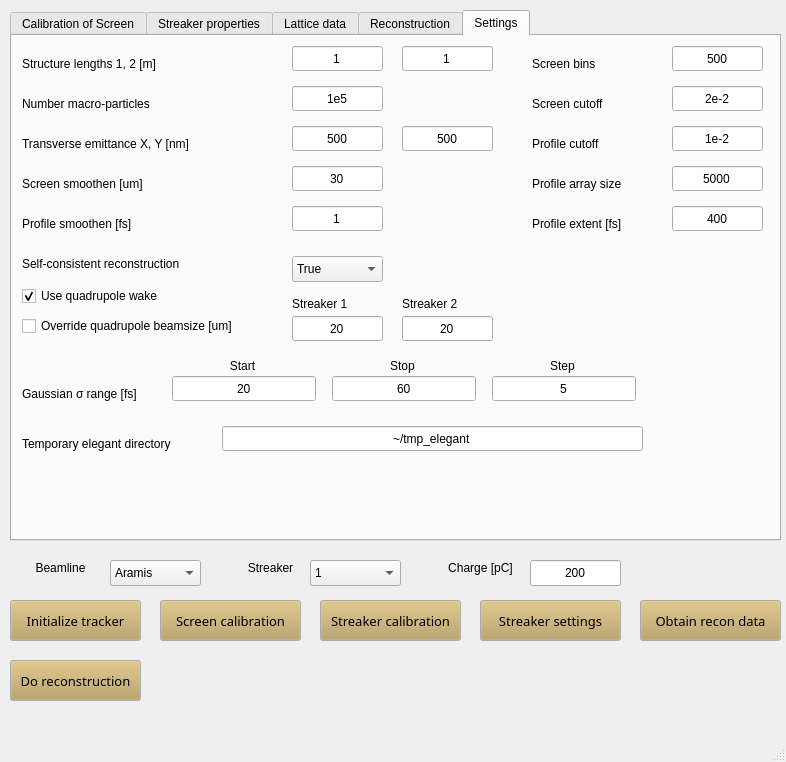
This is GUI.ui in pdijksta/WakefieldAnalysis as Qt 5 draws it before an edit. The edited form follows.
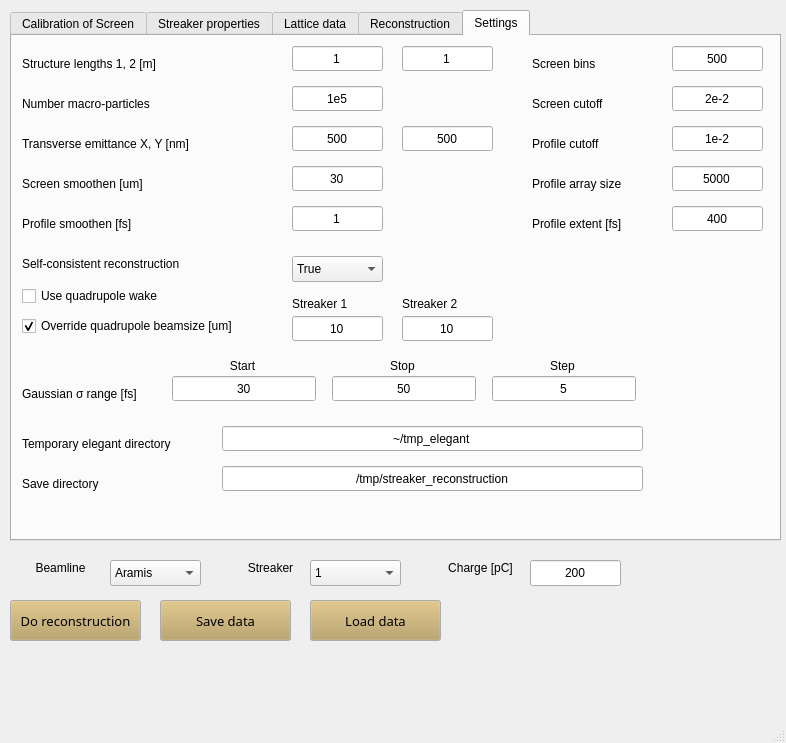
This is the edited form.

```diff
--- a/GUI.ui
+++ b/GUI.ui
@@ -7,7 +7,7 @@
     <x>0</x>
     <y>0</y>
     <width>786</width>
-    <height>762</height>
+    <height>743</height>
    </rect>
   </property>
   <property name="windowTitle">
@@ -708,6 +708,78 @@
        <bool>false</bool>
       </property>
      </widget>
+     <widget class="QLabel" name="label_40">
+      <property name="geometry">
+       <rect>
+        <x>230</x>
+        <y>110</y>
+        <width>71</width>
+        <height>16</height>
+       </rect>
+      </property>
+      <property name="text">
+       <string>Key</string>
+      </property>
+      <property name="alignment">
+       <set>Qt::AlignCenter</set>
+      </property>
+     </widget>
+     <widget class="QPushButton" name="ObtainReconstructionData">
+      <property name="geometry">
+       <rect>
+        <x>20</x>
+        <y>240</y>
+        <width>141</width>
+        <height>41</height>
+       </rect>
+      </property>
+      <property name="palette">
+       <palette>
+        <active>
+         <colorrole role="Button">
+          <brush brushstyle="SolidPattern">
+           <color alpha="255">
+            <red>183</red>
+            <green>157</green>
+            <blue>92</blue>
+           </color>
+          </brush>
+         </colorrole>
+        </active>
+        <inactive>
+         <colorrole role="Button">
+          <brush brushstyle="SolidPattern">
+           <color alpha="255">
+            <red>183</red>
+            <green>157</green>
+            <blue>92</blue>
+           </color>
+          </brush>
+         </colorrole>
+        </inactive>
+        <disabled>
+         <colorrole role="Button">
+          <brush brushstyle="SolidPattern">
+           <color alpha="255">
+            <red>183</red>
+            <green>157</green>
+            <blue>92</blue>
+           </color>
+          </brush>
+         </colorrole>
+        </disabled>
+       </palette>
+      </property>
+      <property name="font">
+       <font>
+        <family>Sans Serif</family>
+        <pointsize>10</pointsize>
+       </font>
+      </property>
+      <property name="text">
+       <string>Obtain recon data</string>
+      </property>
+     </widget>
     </widget>
     <widget class="QWidget" name="tab_2">
      <attribute name="title">
@@ -990,7 +1062,7 @@
        <string>Use quadrupole wake</string>
       </property>
       <property name="checked">
-       <bool>true</bool>
+       <bool>false</bool>
       </property>
      </widget>
      <widget class="QLineEdit" name="QuadBeamsize1">
@@ -1003,7 +1075,7 @@
        </rect>
       </property>
       <property name="text">
-       <string>20</string>
+       <string>10</string>
       </property>
       <property name="alignment">
        <set>Qt::AlignCenter</set>
@@ -1019,7 +1091,7 @@
        </rect>
       </property>
       <property name="text">
-       <string>20</string>
+       <string>10</string>
       </property>
       <property name="alignment">
        <set>Qt::AlignCenter</set>
@@ -1038,7 +1110,7 @@
        <string>Override quadrupole beamsize [um]</string>
       </property>
       <property name="checked">
-       <bool>false</bool>
+       <bool>true</bool>
       </property>
      </widget>
      <widget class="QLabel" name="label_15">
@@ -1119,7 +1191,7 @@
        </rect>
       </property>
       <property name="text">
-       <string>20</string>
+       <string>30</string>
       </property>
       <property name="alignment">
        <set>Qt::AlignCenter</set>
@@ -1151,7 +1223,7 @@
        </rect>
       </property>
       <property name="text">
-       <string>60</string>
+       <string>50</string>
       </property>
       <property name="alignment">
        <set>Qt::AlignCenter</set>
@@ -1302,176 +1374,37 @@
        <set>Qt::AlignCenter</set>
       </property>
      </widget>
+     <widget class="QLabel" name="label_41">
+      <property name="geometry">
+       <rect>
+        <x>10</x>
+        <y>440</y>
+        <width>201</width>
+        <height>16</height>
+       </rect>
+      </property>
+      <property name="text">
+       <string>Save directory</string>
+      </property>
+     </widget>
+     <widget class="QLineEdit" name="SaveDir">
+      <property name="geometry">
+       <rect>
+        <x>210</x>
+        <y>430</y>
+        <width>421</width>
+        <height>25</height>
+       </rect>
+      </property>
+      <property name="text">
+       <string>/tmp/streaker_reconstruction</string>
+      </property>
+      <property name="alignment">
+       <set>Qt::AlignCenter</set>
+      </property>
+     </widget>
     </widget>
    </widget>
-   <widget class="QPushButton" name="InitializeTracker">
-    <property name="geometry">
-     <rect>
-      <x>10</x>
-      <y>600</y>
-      <width>131</width>
-      <height>41</height>
-     </rect>
-    </property>
-    <property name="palette">
-     <palette>
-      <active>
-       <colorrole role="Button">
-        <brush brushstyle="SolidPattern">
-         <color alpha="255">
-          <red>183</red>
-          <green>157</green>
-          <blue>92</blue>
-         </color>
-        </brush>
-       </colorrole>
-      </active>
-      <inactive>
-       <colorrole role="Button">
-        <brush brushstyle="SolidPattern">
-         <color alpha="255">
-          <red>183</red>
-          <green>157</green>
-          <blue>92</blue>
-         </color>
-        </brush>
-       </colorrole>
-      </inactive>
-      <disabled>
-       <colorrole role="Button">
-        <brush brushstyle="SolidPattern">
-         <color alpha="255">
-          <red>183</red>
-          <green>157</green>
-          <blue>92</blue>
-         </color>
-        </brush>
-       </colorrole>
-      </disabled>
-     </palette>
-    </property>
-    <property name="font">
-     <font>
-      <family>Sans Serif</family>
-      <pointsize>10</pointsize>
-     </font>
-    </property>
-    <property name="text">
-     <string>Initialize tracker</string>
-    </property>
-   </widget>
-   <widget class="QPushButton" name="CalibrateScreen">
-    <property name="geometry">
-     <rect>
-      <x>160</x>
-      <y>600</y>
-      <width>141</width>
-      <height>41</height>
-     </rect>
-    </property>
-    <property name="palette">
-     <palette>
-      <active>
-       <colorrole role="Button">
-        <brush brushstyle="SolidPattern">
-         <color alpha="255">
-          <red>183</red>
-          <green>157</green>
-          <blue>92</blue>
-         </color>
-        </brush>
-       </colorrole>
-      </active>
-      <inactive>
-       <colorrole role="Button">
-        <brush brushstyle="SolidPattern">
-         <color alpha="255">
-          <red>183</red>
-          <green>157</green>
-          <blue>92</blue>
-         </color>
-        </brush>
-       </colorrole>
-      </inactive>
-      <disabled>
-       <colorrole role="Button">
-        <brush brushstyle="SolidPattern">
-         <color alpha="255">
-          <red>183</red>
-          <green>157</green>
-          <blue>92</blue>
-         </color>
-        </brush>
-       </colorrole>
-      </disabled>
-     </palette>
-    </property>
-    <property name="font">
-     <font>
-      <family>Sans Serif</family>
-      <pointsize>10</pointsize>
-     </font>
-    </property>
-    <property name="text">
-     <string>Screen calibration</string>
-    </property>
-   </widget>
-   <widget class="QPushButton" name="CalibrateStreaker">
-    <property name="geometry">
-     <rect>
-      <x>320</x>
-      <y>600</y>
-      <width>141</width>
-      <height>41</height>
-     </rect>
-    </property>
-    <property name="palette">
-     <palette>
-      <active>
-       <colorrole role="Button">
-        <brush brushstyle="SolidPattern">
-         <color alpha="255">
-          <red>183</red>
-          <green>157</green>
-          <blue>92</blue>
-         </color>
-        </brush>
-       </colorrole>
-      </active>
-      <inactive>
-       <colorrole role="Button">
-        <brush brushstyle="SolidPattern">
-         <color alpha="255">
-          <red>183</red>
-          <green>157</green>
-          <blue>92</blue>
-         </color>
-        </brush>
-       </colorrole>
-      </inactive>
-      <disabled>
-       <colorrole role="Button">
-        <brush brushstyle="SolidPattern">
-         <color alpha="255">
-          <red>183</red>
-          <green>157</green>
-          <blue>92</blue>
-         </color>
-        </brush>
-       </colorrole>
-      </disabled>
-     </palette>
-    </property>
-    <property name="font">
-     <font>
-      <family>Sans Serif</family>
-      <pointsize>10</pointsize>
-     </font>
-    </property>
-    <property name="text">
-     <string>Streaker calibration</string>
-    </property>
-   </widget>
    <widget class="QComboBox" name="StreakerSelect">
     <property name="geometry">
      <rect>
@@ -1545,67 +1478,11 @@
      <set>Qt::AlignCenter</set>
     </property>
    </widget>
-   <widget class="QPushButton" name="ObtainReconstructionData">
-    <property name="geometry">
-     <rect>
-      <x>640</x>
-      <y>600</y>
-      <width>141</width>
-      <height>41</height>
-     </rect>
-    </property>
-    <property name="palette">
-     <palette>
-      <active>
-       <colorrole role="Button">
-        <brush brushstyle="SolidPattern">
-         <color alpha="255">
-          <red>183</red>
-          <green>157</green>
-          <blue>92</blue>
-         </color>
-        </brush>
-       </colorrole>
-      </active>
-      <inactive>
-       <colorrole role="Button">
-        <brush brushstyle="SolidPattern">
-         <color alpha="255">
-          <red>183</red>
-          <green>157</green>
-          <blue>92</blue>
-         </color>
-        </brush>
-       </colorrole>
-      </inactive>
-      <disabled>
-       <colorrole role="Button">
-        <brush brushstyle="SolidPattern">
-         <color alpha="255">
-          <red>183</red>
-          <green>157</green>
-          <blue>92</blue>
-         </color>
-        </brush>
-       </colorrole>
-      </disabled>
-     </palette>
-    </property>
-    <property name="font">
-     <font>
-      <family>Sans Serif</family>
-      <pointsize>10</pointsize>
-     </font>
-    </property>
-    <property name="text">
-     <string>Obtain recon data</string>
-    </property>
-   </widget>
    <widget class="QPushButton" name="DoReconstruction">
     <property name="geometry">
      <rect>
       <x>10</x>
-      <y>660</y>
+      <y>600</y>
       <width>131</width>
       <height>41</height>
      </rect>
@@ -1657,62 +1534,6 @@
      <string>Do reconstruction</string>
     </property>
    </widget>
-   <widget class="QPushButton" name="SetStreaker">
-    <property name="geometry">
-     <rect>
-      <x>480</x>
-      <y>600</y>
-      <width>141</width>
-      <height>41</height>
-     </rect>
-    </property>
-    <property name="palette">
-     <palette>
-      <active>
-       <colorrole role="Button">
-        <brush brushstyle="SolidPattern">
-         <color alpha="255">
-          <red>183</red>
-          <green>157</green>
-          <blue>92</blue>
-         </color>
-        </brush>
-       </colorrole>
-      </active>
-      <inactive>
-       <colorrole role="Button">
-        <brush brushstyle="SolidPattern">
-         <color alpha="255">
-          <red>183</red>
-          <green>157</green>
-          <blue>92</blue>
-         </color>
-        </brush>
-       </colorrole>
-      </inactive>
-      <disabled>
-       <colorrole role="Button">
-        <brush brushstyle="SolidPattern">
-         <color alpha="255">
-          <red>183</red>
-          <green>157</green>
-          <blue>92</blue>
-         </color>
-        </brush>
-       </colorrole>
-      </disabled>
-     </palette>
-    </property>
-    <property name="font">
-     <font>
-      <family>Sans Serif</family>
-      <pointsize>10</pointsize>
-     </font>
-    </property>
-    <property name="text">
-     <string>Streaker settings</string>
-    </property>
-   </widget>
    <widget class="QLabel" name="label_37">
     <property name="geometry">
      <rect>
@@ -1745,6 +1566,118 @@
      <set>Qt::AlignCenter</set>
     </property>
    </widget>
+   <widget class="QPushButton" name="SaveData">
+    <property name="geometry">
+     <rect>
+      <x>160</x>
+      <y>600</y>
+      <width>131</width>
+      <height>41</height>
+     </rect>
+    </property>
+    <property name="palette">
+     <palette>
+      <active>
+       <colorrole role="Button">
+        <brush brushstyle="SolidPattern">
+         <color alpha="255">
+          <red>183</red>
+          <green>157</green>
+          <blue>92</blue>
+         </color>
+        </brush>
+       </colorrole>
+      </active>
+      <inactive>
+       <colorrole role="Button">
+        <brush brushstyle="SolidPattern">
+         <color alpha="255">
+          <red>183</red>
+          <green>157</green>
+          <blue>92</blue>
+         </color>
+        </brush>
+       </colorrole>
+      </inactive>
+      <disabled>
+       <colorrole role="Button">
+        <brush brushstyle="SolidPattern">
+         <color alpha="255">
+          <red>183</red>
+          <green>157</green>
+          <blue>92</blue>
+         </color>
+        </brush>
+       </colorrole>
+      </disabled>
+     </palette>
+    </property>
+    <property name="font">
+     <font>
+      <family>Sans Serif</family>
+      <pointsize>10</pointsize>
+     </font>
+    </property>
+    <property name="text">
+     <string>Save data</string>
+    </property>
+   </widget>
+   <widget class="QPushButton" name="LoadData">
+    <property name="geometry">
+     <rect>
+      <x>310</x>
+      <y>600</y>
+      <width>131</width>
+      <height>41</height>
+     </rect>
+    </property>
+    <property name="palette">
+     <palette>
+      <active>
+       <colorrole role="Button">
+        <brush brushstyle="SolidPattern">
+         <color alpha="255">
+          <red>183</red>
+          <green>157</green>
+          <blue>92</blue>
+         </color>
+        </brush>
+       </colorrole>
+      </active>
+      <inactive>
+       <colorrole role="Button">
+        <brush brushstyle="SolidPattern">
+         <color alpha="255">
+          <red>183</red>
+          <green>157</green>
+          <blue>92</blue>
+         </color>
+        </brush>
+       </colorrole>
+      </inactive>
+      <disabled>
+       <colorrole role="Button">
+        <brush brushstyle="SolidPattern">
+         <color alpha="255">
+          <red>183</red>
+          <green>157</green>
+          <blue>92</blue>
+         </color>
+        </brush>
+       </colorrole>
+      </disabled>
+     </palette>
+    </property>
+    <property name="font">
+     <font>
+      <family>Sans Serif</family>
+      <pointsize>10</pointsize>
+     </font>
+    </property>
+    <property name="text">
+     <string>Load data</string>
+    </property>
+   </widget>
   </widget>
   <widget class="QMenuBar" name="menubar">
    <property name="geometry">
```
Left out of the diff: 8 changed lines with no effect on the pictures.
